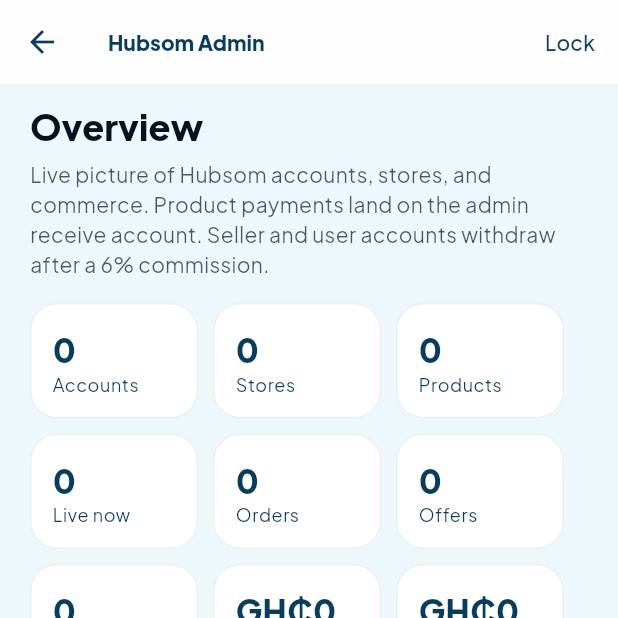
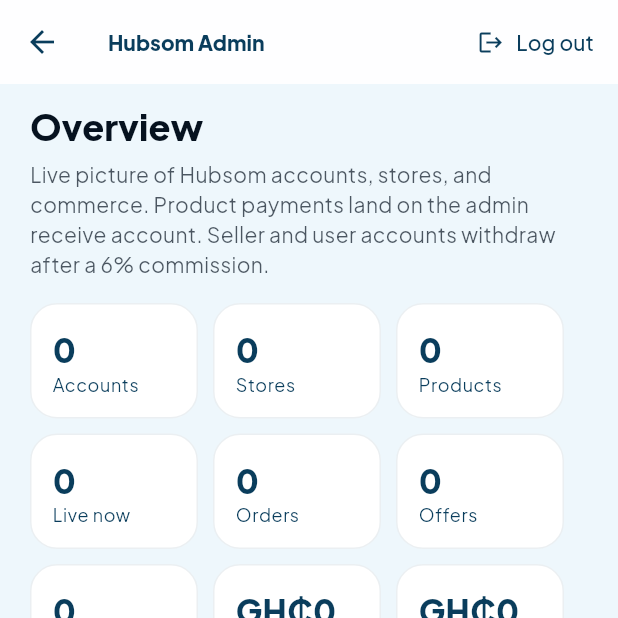
Before and after one commit to felixamay/hubsom, a Flutter app: the _AfiaShell screen opened directly with empty values, on a phone screen of 412 x 824 dp, the top half of it. Run offline on Flutter 3.47's test engine with Material 3 defaults, Android fonts, the phone set to English and light mode, and no system bars; our stand-ins replace cached_network_image, cloud_firestore, dio, equatable, firebase_core, firebase_messaging and 14 more; missing offline and left inert: agora_rtc_engine, dart:js_interop, dart:ui_web; accounts and stored records are empty; network calls fail.

Commit message:
Let Hubsom Admin log out of the Afia portal
Replace Lock with Log out. Clearing the Afia session reloads /afia so
the login door shows again.

Co-authored-by: felixamay <felixamay@users.noreply.github.com>

```diff
--- a/hubsom_app/lib/core/auth/afia_access.dart
+++ b/hubsom_app/lib/core/auth/afia_access.dart
@@ -4,6 +4,8 @@ import 'package:crypto/crypto.dart';
 
 import '../../models/user.dart';
 import '../services/local_store.dart';
+import 'afia_session_stub.dart'
+    if (dart.library.js_interop) 'afia_session_web.dart';
 
 /// Hubsom admin portal at `https://hubsom.com/afia`.
 ///
@@ -75,4 +77,10 @@ abstract final class AfiaAccess {
   }
 
   static Future<void> lock() => LocalStore.setString(_unlockKey, null);
+
+  /// End the Afia session. On web this reloads `/afia` so the login door shows.
+  static Future<void> logout() async {
+    await lock();
+    leaveAfiaSession();
+  }
 }
--- /dev/null
+++ b/hubsom_app/lib/core/auth/afia_session_stub.dart
@@ -0,0 +1,2 @@
+/// VM / tests: stay on the Flutter login after lock.
+void leaveAfiaSession() {}
--- a/hubsom_app/lib/features/admin/afia_portal_page.dart
+++ b/hubsom_app/lib/features/admin/afia_portal_page.dart
@@ -209,12 +209,13 @@ class _AfiaShellState extends State<_AfiaShell> {
       appBar: AppBar(
         title: const Text('Hubsom Admin'),
         actions: [
-          TextButton(
+          TextButton.icon(
             onPressed: () async {
-              await AfiaAccess.lock();
+              await AfiaAccess.logout();
               widget.onLocked();
             },
-            child: const Text('Lock'),
+            icon: const Icon(Icons.logout),
+            label: const Text('Log out'),
           ),
         ],
       ),
```
Also changed, not shown: hubsom_app/lib/core/auth/afia_session_web.dart (added, +7 -0 lines), 2 other files.
